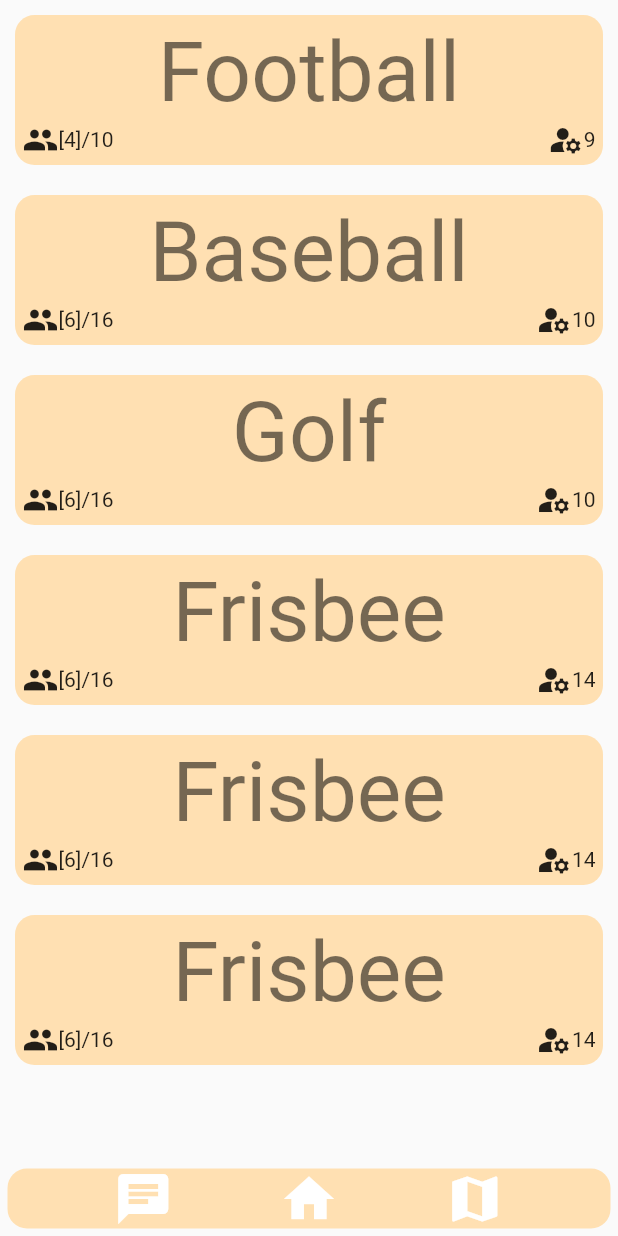
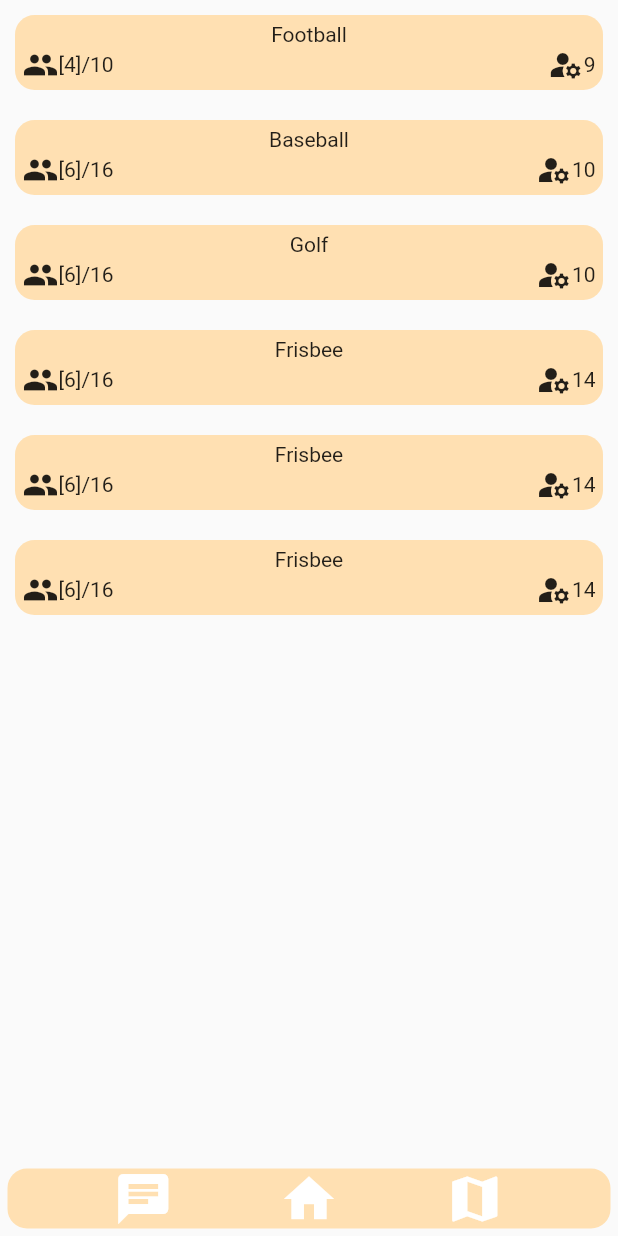
Before and after one commit to InternationalProjectOamk-1/Application, a Flutter app: the screen it shows after launch, on a phone screen of 412 x 824 dp. Run offline on Flutter 3.47's test engine with Material 2 defaults, Android fonts, the phone set to English and light mode, and no system bars; our stand-ins replace geolocator, google_maps_flutter, shared_preferences.

Commit message:
Update event_builder.dart

```diff
--- a/lib/widgets/event_builder.dart
+++ b/lib/widgets/event_builder.dart
@@ -23,7 +23,7 @@ Padding eventBuilder(BuildContext context, int index) {
           children: [
             Text(
               event_data[index]['title'].toString(),
-              style: Theme.of(context).textTheme.displayMedium,
+              //style: Theme.of(context).textTheme.displayMedium,
             ),
             Row(
               mainAxisAlignment: MainAxisAlignment.spaceBetween,
```
